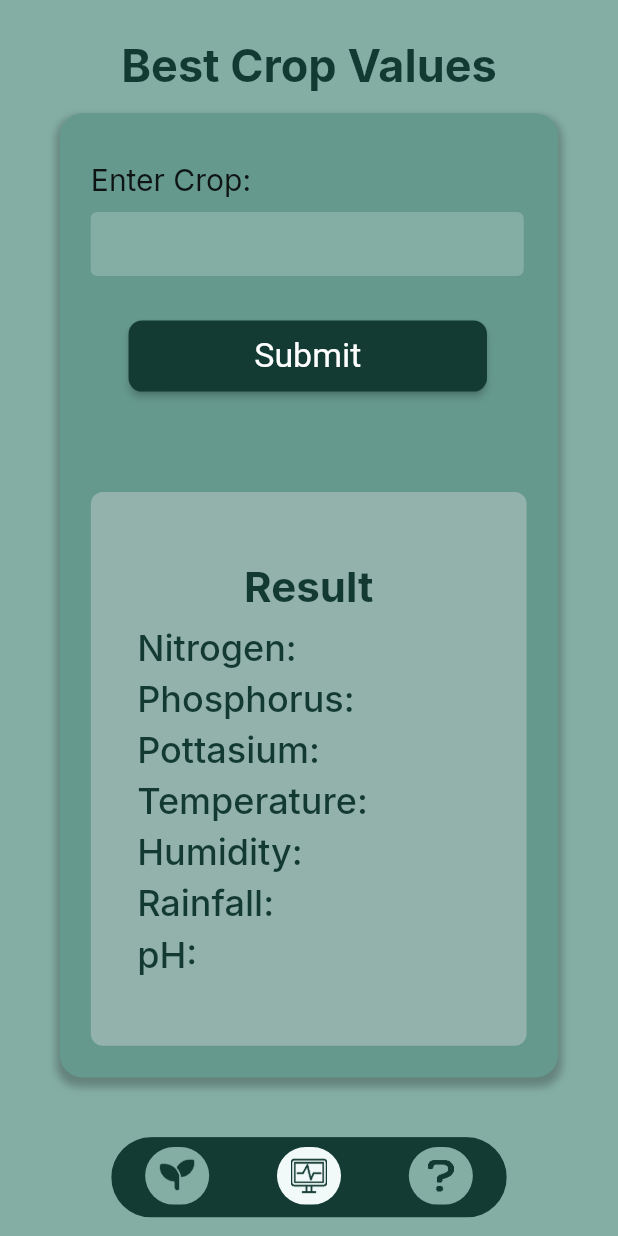
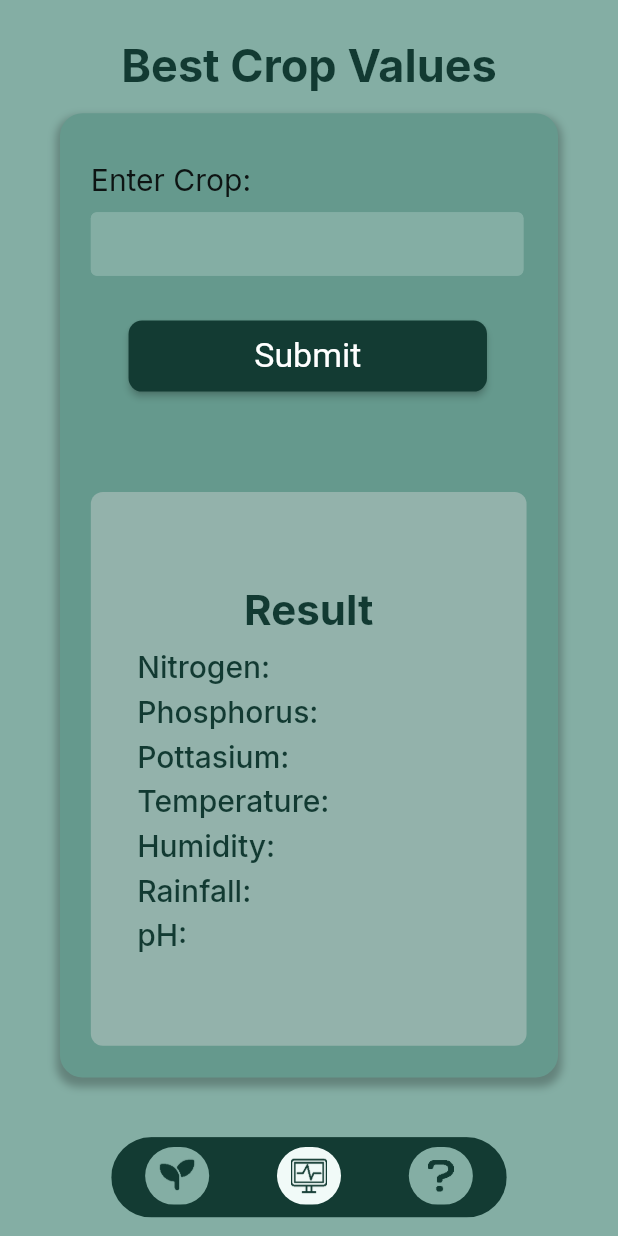
Before and after one commit to SaiVenkatesh007/CultivoApp, a Flutter app: the FeatureScreen screen opened directly, swiped to page 2, on a phone screen of 412 x 824 dp. Run offline on Flutter 3.47's test engine with Material 2 defaults, Android fonts, the light colour scheme and no system bars; our stand-ins replace google_fonts.

Commit message:
APK Added and Minor Changes

```diff
--- a/lib/widgets/best_value.dart
+++ b/lib/widgets/best_value.dart
@@ -299,13 +299,13 @@ class ResultText extends StatelessWidget {
     final pageHeight = MediaQuery.of(context).size.height;
     return Padding(
       padding: EdgeInsets.only(
-        top: pageHeight * 0.0062,
+        top: pageHeight * 0.007,
       ),
       child: Text(
         text,
         textAlign: TextAlign.left,
         style: GoogleFonts.inter(
-          fontSize: 24,
+          fontSize: 20,
           color: const Color(0xff123A32),
           fontWeight: FontWeight.w500,
         ),
```
Also changed, not shown: 2 other files.
